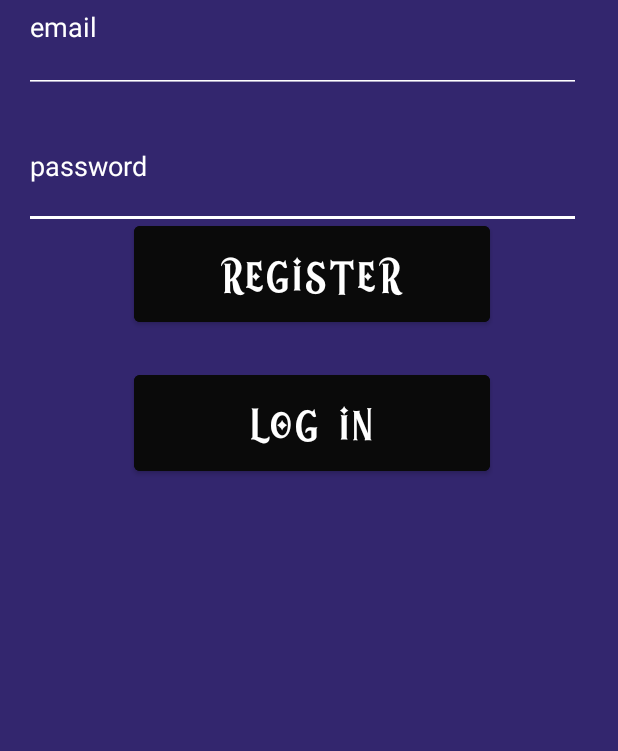
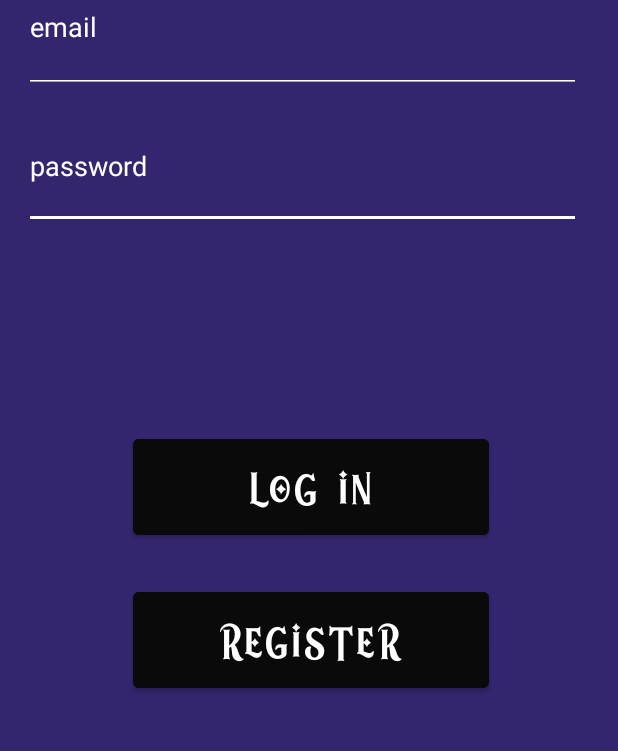
Before and after one commit to iuliadrgn/AdoptzillaApp, an Android app: the screen it shows after launch (Login), on a phone screen of 412 x 824 dp, the part 414-1165 px from its top. Run offline under Robolectric (Android 15) with nearby library versions, the phone set to English and light mode, and no system bars; our stand-ins replace Firebase (no records; nobody signed in at launch, a user with empty details on screens opened directly); Roboto replaces fonts that are not available here.

Commit message:
some more little adjustments

```diff
--- a/app/src/main/java/com/example/adoptzilla/BrowseActivity.java
+++ b/app/src/main/java/com/example/adoptzilla/BrowseActivity.java
@@ -102,8 +102,11 @@ public class BrowseActivity extends AppCompatActivity {
                 if(position==1){
                     sortByAge();
                 }
-              else
-                mAdapter.notifyDataSetChanged();
+              else{
+                    mRecyclerView.setAdapter(mAdapter);
+                    mAdapter.notifyDataSetChanged();
+                }
+
             }
 
             @Override
--- a/app/src/main/res/layout/activity_login.xml
+++ b/app/src/main/res/layout/activity_login.xml
@@ -21,7 +21,8 @@
         app:layout_constraintEnd_toEndOf="parent"
         app:layout_constraintStart_toStartOf="parent"
         app:layout_constraintTop_toTopOf="parent"
-        app:srcCompat="@drawable/logo" />
+        app:srcCompat="@drawable/logo"
+        tools:ignore="ContentDescription" />
 
 
     <androidx.constraintlayout.widget.Barrier
@@ -40,44 +41,47 @@
 
     <androidx.constraintlayout.widget.ConstraintLayout
         android:layout_width="242dp"
-        android:layout_height="302dp"
+        android:layout_height="285dp"
         android:layout_marginStart="86dp"
         android:layout_marginTop="346dp"
         android:layout_marginEnd="83dp"
         android:layout_marginBottom="83dp"
         app:layout_constraintBottom_toBottomOf="parent"
         app:layout_constraintEnd_toEndOf="parent"
-        app:layout_constraintHorizontal_bias="0.5"
+        app:layout_constraintHorizontal_bias="0.0"
         app:layout_constraintStart_toStartOf="parent"
-        app:layout_constraintTop_toTopOf="parent">
+        app:layout_constraintTop_toTopOf="parent"
+        app:layout_constraintVertical_bias="1.0">
 
         <Button
             android:id="@+id/loginBtn"
             android:layout_width="237dp"
             android:layout_height="76dp"
-            android:layout_marginTop="99dp"
             android:backgroundTint="@color/black2"
             android:fontFamily="@font/megloria"
             android:text="@string/login"
             android:textSize="30sp"
+            app:layout_constraintBottom_toTopOf="@+id/goToRegister"
             app:layout_constraintEnd_toEndOf="parent"
             app:layout_constraintStart_toStartOf="parent"
-            app:layout_constraintTop_toTopOf="parent" />
+            app:layout_constraintTop_toBottomOf="@+id/progressBar2" />
 
         <Button
             android:id="@+id/goToRegister"
             android:layout_width="237dp"
             android:layout_height="76dp"
+            android:layout_marginStart="2dp"
+            android:layout_marginEnd="2dp"
             android:backgroundTint="@color/black2"
             android:fontFamily="@font/megloria"
             android:onClick="register"
             android:text="@string/register"
             android:textColor="@color/white"
+
             android:textSize="30sp"
+            app:layout_constraintBottom_toBottomOf="parent"
             app:layout_constraintEnd_toEndOf="parent"
-
             app:layout_constraintStart_toStartOf="parent"
-            tools:layout_editor_absoluteY="210dp"
             tools:ignore="MissingConstraints" />
 
         <ProgressBar
```
